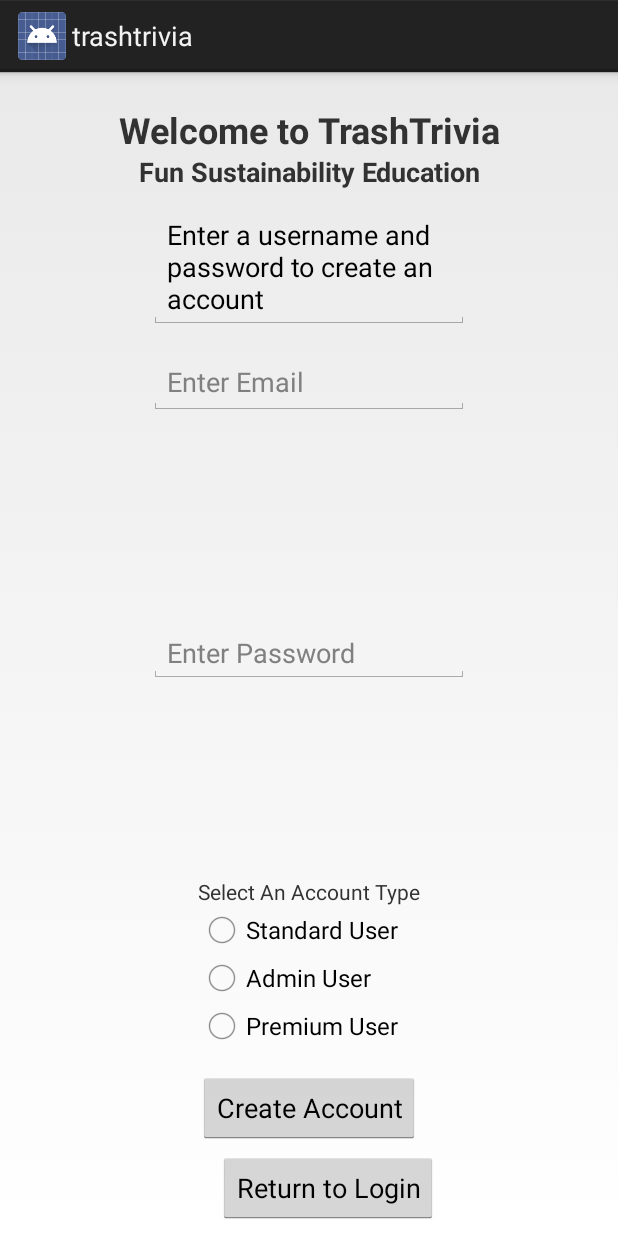
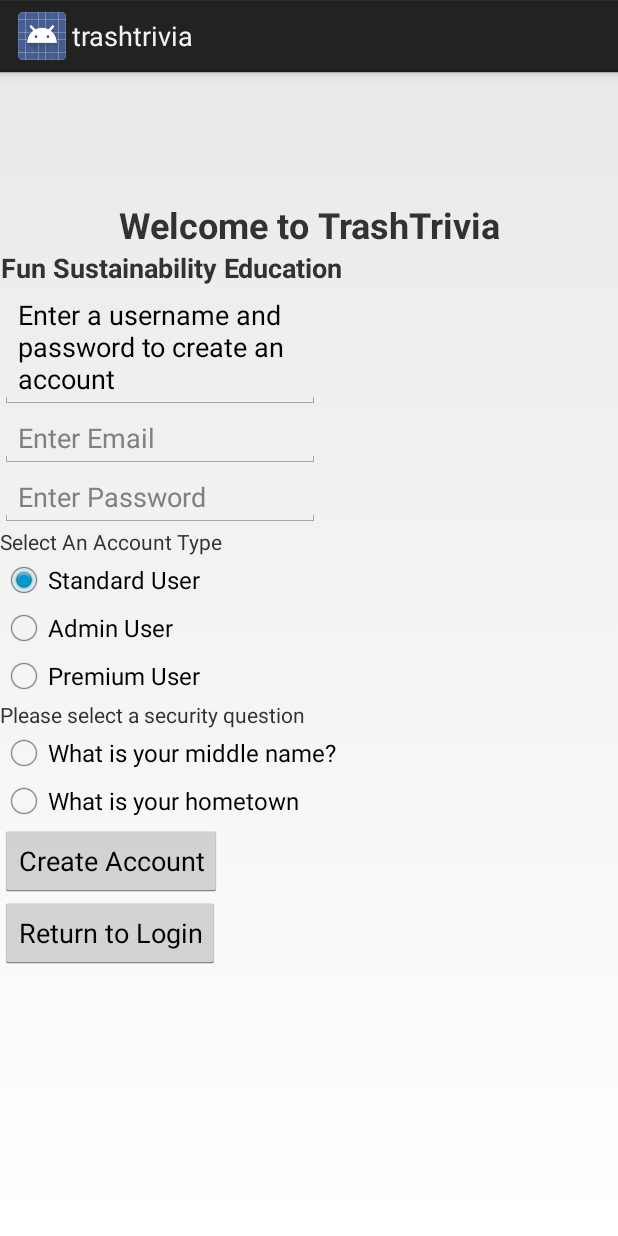
Before and after one commit to dwgarrett2013/trashtrivia, an Android app: the CreateAccountActivity screen opened directly, with no data from a screen before it, after a tap on "Create Account", on a phone screen of 412 x 824 dp. Run offline under Robolectric (Android 15) with nearby library versions, the phone set to English and light mode, and no system bars; our stand-ins replace Firebase (no records; nobody signed in at launch, a user with empty details on screens opened directly).

Commit message:
Adding working radio buttons and preparing for last security question

```diff
--- a/app/src/main/java/com/example/david/trashtrivia/CreateAccountActivity.java
+++ b/app/src/main/java/com/example/david/trashtrivia/CreateAccountActivity.java
@@ -8,6 +8,8 @@ import android.support.annotation.NonNull;
 import android.util.Log;
 import android.view.View;
 import android.widget.Button;
+import android.widget.RadioButton;
+import android.widget.RadioGroup;
 import android.widget.Toast;
 
 import com.google.android.gms.tasks.OnFailureListener;
@@ -24,6 +26,10 @@ public class CreateAccountActivity extends Activity implements View.OnClickListe
     //Initialize Button Objects
     private Button buttonCreateAccount, buttonReturnToSignin;
 
+    private RadioGroup radioGroupAccountType;
+
+    private RadioButton radioButtonAccountType;
+
     //Initialize  FirebaseDatabaseObject
     private DatabaseReference database;
 
@@ -36,13 +42,14 @@ public class CreateAccountActivity extends Activity implements View.OnClickListe
         buttonCreateAccount = findViewById(R.id.button_create_account);
         buttonReturnToSignin = findViewById(R.id.button_return_to_login);
 
+        radioGroupAccountType = findViewById(R.id.radio_group_select_account_type);
+
         //Add OnClickListeners to Button objects
         buttonCreateAccount.setOnClickListener(this);
         buttonReturnToSignin.setOnClickListener(this);
 
         //create Firebase Database
         database = FirebaseDatabase.getInstance().getReference();
-
 
     }
 
@@ -55,15 +62,33 @@ public class CreateAccountActivity extends Activity implements View.OnClickListe
         }
         else if(v == buttonCreateAccount) {
 
+            int selectedRadioButtonId=radioGroupAccountType.getCheckedRadioButtonId();
+
+            radioButtonAccountType=findViewById(selectedRadioButtonId);
+            String radioButtonAccountTypeText=radioButtonAccountType.getText().toString();
+            String radioButtonAccountTypeTextClean="";
+
+            if(radioButtonAccountTypeText.equals("Admin User")){
+                radioButtonAccountTypeTextClean="admin";
+            }
+            else if(radioButtonAccountTypeText.equals("Premium User")){
+                radioButtonAccountTypeTextClean="premium";
+            }
+            else{
+                radioButtonAccountTypeTextClean="standard";
+            }
+
+            //Toast.makeText(getApplicationContext(), radioButtonAccountType.getText(), Toast.LENGTH_SHORT).show();
+
             final String key = database.child("User").push().getKey();
             final User userDbObject=new User(key,"Sasha","thepass","1","Bleh Bleh");
 
-            database.child("Role").orderByChild("id").equalTo("-LSatkV_pm3gze2zBGFZ").addListenerForSingleValueEvent(new ValueEventListener() {
+            database.child("Role").orderByChild("roleName").equalTo(radioButtonAccountTypeTextClean).addListenerForSingleValueEvent(new ValueEventListener() {
                 @Override
                 public void onDataChange(@NonNull DataSnapshot dataSnapshot) {
                     for (DataSnapshot postSnapshot : dataSnapshot.getChildren()) {
-                        Toast.makeText(getApplicationContext(), "crud", Toast.LENGTH_SHORT).show();
-                        Toast.makeText(getApplicationContext(), postSnapshot.child("roleName").getValue().toString(), Toast.LENGTH_SHORT).show();
+                        //Toast.makeText(getApplicationContext(), "crud", Toast.LENGTH_SHORT).show();
+                        //Toast.makeText(getApplicationContext(), postSnapshot.child("roleName").getValue().toString(), Toast.LENGTH_SHORT).show();
                         userDbObject.setRoleId(postSnapshot.child("id").getValue().toString());
                     }
                     database.child("User").child(key).setValue(userDbObject).
--- a/app/src/main/res/layout/activity_create_account.xml
+++ b/app/src/main/res/layout/activity_create_account.xml
@@ -1,32 +1,73 @@
 <?xml version="1.0" encoding="utf-8"?>
+<ScrollView xmlns:android="http://schemas.android.com/apk/res/android"
+    xmlns:app="http://schemas.android.com/apk/res-auto"
+    xmlns:tools="http://schemas.android.com/tools"
+    android:id="@+id/ScrollView01"
+    android:layout_width="fill_parent"
+    android:layout_height="fill_parent" >
+
     <RelativeLayout xmlns:android="http://schemas.android.com/apk/res/android"
         xmlns:app="http://schemas.android.com/apk/res-auto"
         xmlns:tools="http://schemas.android.com/tools"
+        android:id="@+id/relativeLayout"
+        android:layout_width="match_parent"
+        tools:context=".MainActivity"
+        android:layout_height="10dp">
+
+        <LinearLayout
             android:layout_width="match_parent"
             android:layout_height="match_parent"
-    tools:context=".MainActivity">
+            android:layout_alignParentBottom="true"
+            android:orientation="vertical">
+
+            <TextView
+                android:id="@+id/title_text"
+                android:layout_width="match_parent"
+                android:layout_height="wrap_content"
+                android:layout_marginStart="0dp"
+                android:layout_marginLeft="0dp"
+                android:layout_marginTop="85dp"
+                android:gravity="center_horizontal"
+                android:text="@string/login_title"
+                android:textSize="24sp"
+                android:textStyle="bold"
+                android:typeface="sans"
+                tools:text="@string/login_title" />
+
+            <TextView
+                android:id="@+id/subtitle_text"
+                android:layout_width="wrap_content"
+                android:layout_height="wrap_content"
+                android:gravity="center_horizontal"
+                android:text="@string/login_subtitle_text"
+                android:textSize="18sp"
+                android:textStyle="bold"
+                android:typeface="sans"
+                tools:text="@string/login_subtitle_text" />
+
+            <EditText
+                android:id="@+id/create_account_instruction_text"
+                android:layout_width="wrap_content"
+                android:layout_height="wrap_content"
+                android:ems="10"
+                android:inputType="textMultiLine"
+                android:text="@string/create_account_text" />
 
             <EditText
                 android:id="@+id/editTextEMail"
                 android:layout_width="wrap_content"
-        android:layout_height="43dp"
-        android:layout_alignStart="@+id/editTextPassword"
-        android:layout_alignParentTop="true"
-        android:layout_marginTop="185dp"
+                android:layout_height="wrap_content"
                 android:ems="10"
                 android:hint="@string/email_hint"
                 android:inputType="textPersonName"
                 app:layout_constraintBottom_toBottomOf="parent"
                 app:layout_constraintEnd_toEndOf="parent"
-        app:layout_constraintStart_toStartOf="parent"
-        android:layout_alignLeft="@+id/editTextPassword" />
+                app:layout_constraintStart_toStartOf="parent" />
 
             <EditText
                 android:id="@+id/editTextPassword"
                 android:layout_width="wrap_content"
                 android:layout_height="wrap_content"
-        android:layout_centerHorizontal="true"
-        android:layout_centerVertical="true"
                 android:ems="10"
                 android:hint="@string/password_hint"
                 android:inputType="textPersonName"
@@ -36,118 +77,81 @@
                 app:layout_constraintTop_toTopOf="parent"
                 app:layout_constraintVertical_bias="0.6" />
 
-    <Button
-        android:id="@+id/button_return_to_login"
+            <TextView
+                android:id="@+id/account_selection_instructions_text_view"
                 android:layout_width="wrap_content"
                 android:layout_height="wrap_content"
-        android:layout_alignParentEnd="true"
-        android:layout_alignParentRight="true"
-        android:layout_alignParentBottom="true"
-        android:layout_marginEnd="120dp"
-        android:layout_marginRight="120dp"
-        android:layout_marginBottom="8dp"
-        android:text="@string/return_to_login_text" />
+                android:text="@string/account_selection_instructions_text" />
+
+            <RadioGroup
+                android:id="@+id/radio_group_select_account_type"
+                android:layout_width="match_parent"
+                android:layout_height="match_parent"
+                android:layout_below="@+id/account_selection_instructions_text_view"
+                tools:id="@id/radio_group_select_account_type">
+
+                <RadioButton
+                    android:id="@+id/radio_button_standard"
+                    android:layout_width="wrap_content"
+                    android:layout_height="wrap_content"
+                    android:checked="true"
+                    android:text="@string/account_type_selection_standard_user" />
+
+                <RadioButton
+                    android:id="@+id/radio_button_admin"
+                    android:layout_width="wrap_content"
+                    android:layout_height="wrap_content"
+                    android:text="@string/account_type_selection_admin_user" />
+
+                <RadioButton
+                    android:id="@+id/radio_button_premium"
+                    android:layout_width="wrap_content"
+                    android:layout_height="wrap_content"
+                    android:text="@string/account_type_selection_premium_user" />
+
+            </RadioGroup>
+
+            <TextView
+                android:id="@+id/security_question_instructions_text"
+                android:layout_width="match_parent"
+                android:layout_height="wrap_content"
+                android:text="@string/security_question_instructions_text" />
+
+            <RadioGroup
+                android:id="@+id/radio_group_select_security_question"
+                android:layout_width="match_parent"
+                android:layout_height="match_parent">
+
+                <RadioButton
+                    android:id="@+id/radio_button_security_question_1"
+                    android:layout_width="wrap_content"
+                    android:layout_height="wrap_content"
+                    android:layout_weight="1"
+                    android:text="@string/radio_button_security_question_text_1" />
+
+                <RadioButton
+                    android:id="@+id/radio_button_security_question_2"
+                    android:layout_width="wrap_content"
+                    android:layout_height="wrap_content"
+                    android:layout_weight="1"
+                    android:text="@string/radio_button_security_question_text_2" />
+            </RadioGroup>
 
             <Button
                 android:id="@+id/button_create_account"
                 android:layout_width="wrap_content"
                 android:layout_height="wrap_content"
-        android:layout_alignParentBottom="true"
-        android:layout_centerHorizontal="true"
-        android:layout_marginBottom="61dp"
                 android:text="@string/create_user_account_button_text" />
 
-    <TextView
-        android:id="@+id/title_text"
-        android:layout_width="match_parent"
-        android:layout_height="wrap_content"
-        android:layout_alignParentStart="true"
-        android:layout_alignParentTop="true"
-        android:layout_centerInParent="true"
-        android:layout_marginStart="0dp"
-        android:layout_marginTop="22dp"
-        android:gravity="center_horizontal"
-        android:text="@string/login_title"
-        android:textSize="24sp"
-        android:textStyle="bold"
-        android:typeface="sans"
-        tools:text="@string/login_title"
-        android:layout_alignParentLeft="true"
-        android:layout_marginLeft="0dp" />
-
-    <TextView
-        android:id="@+id/subtitle_text"
-        android:layout_width="match_parent"
-        android:layout_height="wrap_content"
-        android:layout_alignParentStart="true"
-        android:layout_alignParentTop="true"
-        android:layout_centerInParent="true"
-        android:layout_marginStart="0dp"
-        android:layout_marginTop="54dp"
-        android:gravity="center_horizontal"
-        android:text="@string/login_subtitle_text"
-        android:textSize="18sp"
-        android:textStyle="bold"
-        android:typeface="sans"
-        tools:text="@string/login_subtitle_text"
-        android:layout_alignParentLeft="true"
-        android:layout_marginLeft="0dp" />
-
-    <EditText
-        android:id="@+id/create_account_instruction_text"
+            <Button
+                android:id="@+id/button_return_to_login"
                 android:layout_width="wrap_content"
                 android:layout_height="wrap_content"
-        android:layout_alignParentTop="true"
-        android:layout_centerHorizontal="true"
-        android:layout_marginTop="89dp"
-        android:ems="10"
-        android:inputType="textMultiLine"
-        android:text="@string/create_account_text" />
+                android:text="@string/return_to_login_text" />
 
-    <RadioGroup
-        android:id="@+id/select_account_type"
-        android:layout_width="wrap_content"
-        android:layout_height="wrap_content"
-        android:layout_alignStart="@+id/button_create_account"
-        android:layout_alignParentBottom="true"
-        android:layout_marginStart="0dp"
-        android:layout_marginBottom="124dp"
-        android:layout_alignLeft="@+id/button_create_account"
-        android:layout_marginLeft="0dp">
+        </LinearLayout>
 
-        <TextView
-            android:id="@+id/account_selection_instructions_text_view"
-            android:layout_width="wrap_content"
-            android:layout_height="wrap_content"
-            android:layout_weight="1"
-            android:text="@string/account_selection_instructions_text" />
-
-        <RadioButton
-            android:id="@+id/radioButton"
-            android:layout_width="wrap_content"
-            android:layout_height="wrap_content"
-            android:layout_above="@+id/button_create_account"
-            android:layout_alignStart="@+id/select_account_type"
-            android:layout_alignParentEnd="true"
-            android:layout_alignParentRight="true"
-            android:layout_marginEnd="35dp"
-            android:layout_marginRight="35dp"
-            android:text="@string/account_type_selection_standard_user"
-            android:layout_alignLeft="@+id/select_account_type" />
-
-        <RadioButton
-            android:id="@+id/radioButton2"
-            android:layout_width="wrap_content"
-            android:layout_height="wrap_content"
-            android:layout_weight="1"
-            android:text="@string/account_type_selection_admin_user" />
-
-        <RadioButton
-            android:id="@+id/radioButton3"
-            android:layout_width="wrap_content"
-            android:layout_height="wrap_content"
-            android:layout_weight="1"
-            android:text="@string/account_type_selection_premium_user" />
-    </RadioGroup>
 
     </RelativeLayout>
+
+</ScrollView>
--- a/app/src/main/res/values/strings.xml
+++ b/app/src/main/res/values/strings.xml
@@ -18,4 +18,7 @@
     <string name="account_type_selection_standard_user">Standard User</string>
     <string name="account_type_selection_premium_user">Premium User</string>
     <string name="account_type_selection_admin_user">Admin User</string>
+    <string name="security_question_instructions_text">Please select a security question</string>
+    <string name="radio_button_security_question_text_1">What is your middle name?</string>
+    <string name="radio_button_security_question_text_2">What is your hometown</string>
 </resources>
```
Lines whose indentation alone changed are shown as unchanged.
